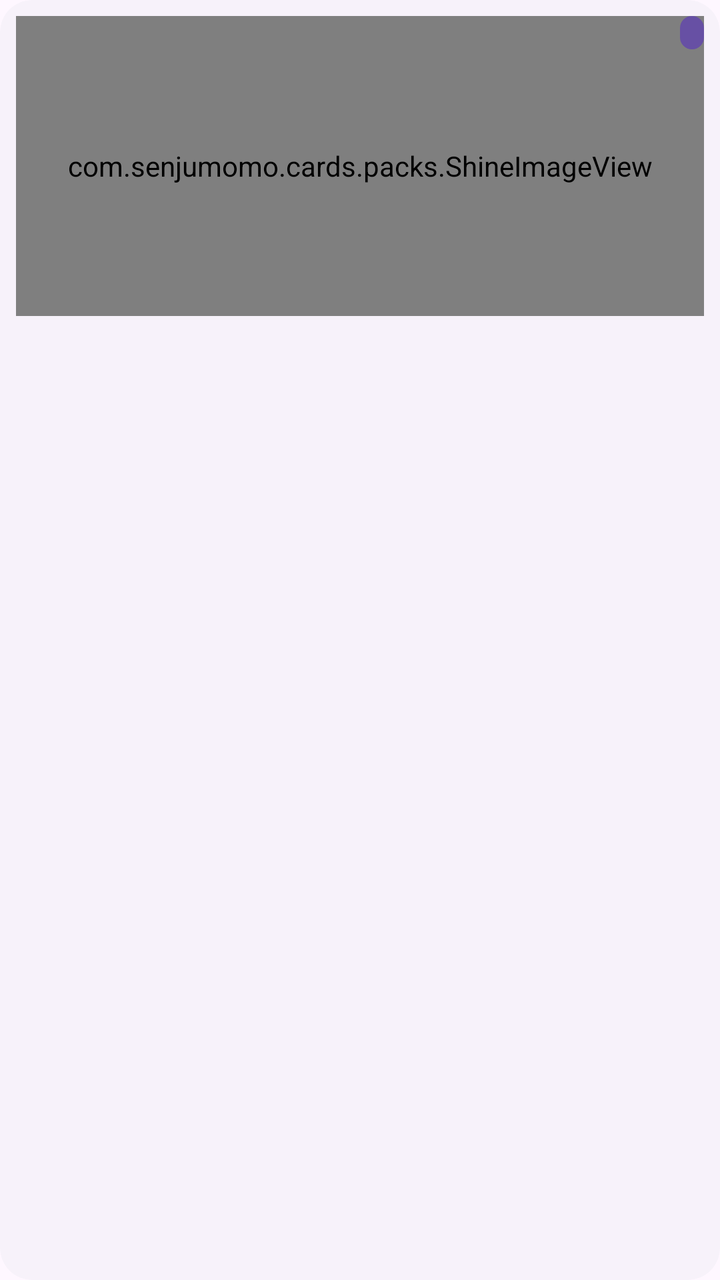
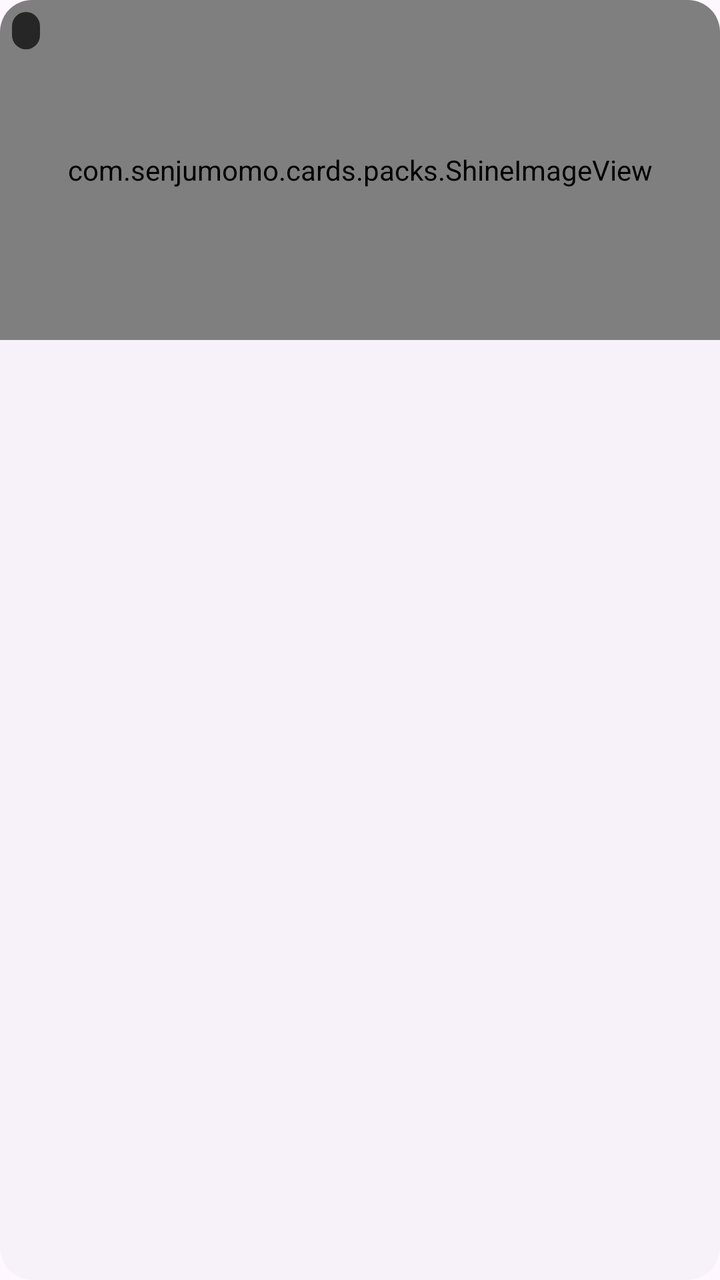

Screens rendered from an Android XML layout before and after an edit, with the pre-edit source and the edit as a unified diff.
<!-- AndroidManifest.xml: application theme Theme.Cards -->
<!-- res/layout/item_pack.xml -->
<?xml version="1.0" encoding="utf-8"?>
<com.google.android.material.card.MaterialCardView xmlns:android="http://schemas.android.com/apk/res/android"
    xmlns:app="http://schemas.android.com/apk/res-auto"
    style="@style/Widget.Material3.CardView.Filled"
    android:layout_width="match_parent"
    android:layout_height="wrap_content"
    android:layout_margin="4dp"
    android:clickable="true"
    android:focusable="true"
    app:cardBackgroundColor="?attr/colorSurfaceContainerLow"
    app:cardCornerRadius="16dp">

    <LinearLayout
        android:layout_width="match_parent"
        android:layout_height="wrap_content"
        android:orientation="vertical"
        android:padding="8dp">

        <FrameLayout
            android:layout_width="match_parent"
            android:layout_height="150dp">

            <com.senjumomo.cards.packs.ShineImageView
                android:id="@+id/packImage"
                android:layout_width="match_parent"
                android:layout_height="match_parent"
                android:importantForAccessibility="no"
                android:scaleType="fitCenter" />

            <TextView
                android:id="@+id/packCodeTile"
                android:layout_width="match_parent"
                android:layout_height="match_parent"
                android:background="@drawable/pill"
                android:backgroundTint="?attr/colorPrimaryContainer"
                android:gravity="center"
                android:textAppearance="?attr/textAppearanceHeadlineSmall"
                android:textColor="?attr/colorOnPrimaryContainer"
                android:textStyle="bold"
                android:visibility="gone" />

            <TextView
                android:id="@+id/packOwned"
                android:layout_width="wrap_content"
                android:layout_height="wrap_content"
                android:layout_gravity="top|end"
                android:background="@drawable/pill"
                android:backgroundTint="?attr/colorPrimary"
                android:paddingStart="6dp"
                android:paddingTop="1dp"
                android:paddingEnd="6dp"
                android:paddingBottom="1dp"
                android:textAppearance="?attr/textAppearanceLabelSmall"
                android:textColor="?attr/colorOnPrimary" />
        </FrameLayout>

        <TextView
            android:id="@+id/packName"
            android:layout_width="match_parent"
            android:layout_height="wrap_content"
            android:layout_marginTop="6dp"
            android:ellipsize="end"
            android:lines="2"
            android:textAppearance="?attr/textAppearanceLabelLarge"
            android:textColor="?attr/colorOnSurface" />

        <TextView
            android:id="@+id/packDate"
            android:layout_width="match_parent"
            android:layout_height="wrap_content"
            android:textAppearance="?attr/textAppearanceLabelSmall"
            android:textColor="?attr/colorOnSurfaceVariant" />

        
        <LinearLayout
            android:id="@+id/packProgressRow"
            android:layout_width="match_parent"
            android:layout_height="wrap_content"
            android:layout_marginTop="6dp"
            android:gravity="center_vertical"
            android:orientation="horizontal"
            android:visibility="gone">

            <com.google.android.material.progressindicator.LinearProgressIndicator
                android:id="@+id/packProgress"
                android:layout_width="0dp"
                android:layout_height="wrap_content"
                android:layout_weight="1"
                app:trackCornerRadius="3dp"
                app:trackThickness="4dp" />

            <TextView
                android:id="@+id/packProgressText"
                android:layout_width="wrap_content"
                android:layout_height="wrap_content"
                android:layout_marginStart="6dp"
                android:textAppearance="?attr/textAppearanceLabelSmall"
                android:textColor="?attr/colorOnSurfaceVariant" />
        </LinearLayout>
    </LinearLayout>
</com.google.android.material.card.MaterialCardView>
<!-- resources referenced by this layout -->
<resources>
  <!-- drawable pill (drawable) -->
  <shape xmlns:android="http://schemas.android.com/apk/res/android">
      <solid android:color="@android:color/white" />
      <corners android:radius="8dp" />
  </shape>
  <style name="Theme.Cards" parent="Theme.Material3.DayNight.NoActionBar">
          <item name="android:statusBarColor">@android:color/transparent</item>
          <item name="android:navigationBarColor">@android:color/transparent</item>
      </style>
</resources>

<!-- the commit's change to res/layout/item_pack.xml (unified diff, before → after) -->
@@ -13,29 +13,46 @@
     <LinearLayout
         android:layout_width="match_parent"
         android:layout_height="wrap_content"
-        android:orientation="vertical"
-        android:padding="8dp">
+        android:orientation="vertical">
 
+        
         <FrameLayout
             android:layout_width="match_parent"
-            android:layout_height="150dp">
+            android:layout_height="170dp">
+
+            <ImageView
+                android:id="@+id/packBackdrop"
+                android:layout_width="match_parent"
+                android:layout_height="match_parent"
+                android:alpha="0.55"
+                android:importantForAccessibility="no"
+                android:scaleType="centerCrop" />
+
+            <View
+                android:layout_width="match_parent"
+                android:layout_height="match_parent"
+                android:background="@drawable/pack_tile_scrim" />
 
             <com.senjumomo.cards.packs.ShineImageView
                 android:id="@+id/packImage"
                 android:layout_width="match_parent"
                 android:layout_height="match_parent"
                 android:importantForAccessibility="no"
+                android:padding="10dp"
                 android:scaleType="fitCenter" />
 
             <TextView
                 android:id="@+id/packCodeTile"
                 android:layout_width="match_parent"
                 android:layout_height="match_parent"
-                android:background="@drawable/pill"
-                android:backgroundTint="?attr/colorPrimaryContainer"
+                android:background="@drawable/pack_tile_foil"
                 android:gravity="center"
+                android:letterSpacing="0.08"
+                android:shadowColor="#66000000"
+                android:shadowDy="2"
+                android:shadowRadius="6"
                 android:textAppearance="?attr/textAppearanceHeadlineSmall"
-                android:textColor="?attr/colorOnPrimaryContainer"
+                android:textColor="#FFFFFF"
                 android:textStyle="bold"
                 android:visibility="gone" />
 
@@ -43,59 +60,74 @@
                 android:id="@+id/packOwned"
                 android:layout_width="wrap_content"
                 android:layout_height="wrap_content"
-                android:layout_gravity="top|end"
+                android:layout_gravity="top|start"
+                android:layout_margin="6dp"
                 android:background="@drawable/pill"
-                android:backgroundTint="?attr/colorPrimary"
-                android:paddingStart="6dp"
-                android:paddingTop="1dp"
-                android:paddingEnd="6dp"
-                android:paddingBottom="1dp"
+                android:backgroundTint="#B3000000"
+                android:paddingStart="7dp"
+                android:paddingTop="2dp"
+                android:paddingEnd="7dp"
+                android:paddingBottom="2dp"
                 android:textAppearance="?attr/textAppearanceLabelSmall"
-                android:textColor="?attr/colorOnPrimary" />
+                android:textColor="#FFFFFF" />
         </FrameLayout>
 
-        <TextView
-            android:id="@+id/packName"
+        <LinearLayout
             android:layout_width="match_parent"
             android:layout_height="wrap_content"
-            android:layout_marginTop="6dp"
-            android:ellipsize="end"
-            android:lines="2"
-            android:textAppearance="?attr/textAppearanceLabelLarge"
-            android:textColor="?attr/colorOnSurface" />
-
-        <TextView
-            android:id="@+id/packDate"
-            android:layout_width="match_parent"
-            android:layout_height="wrap_content"
-            android:textAppearance="?attr/textAppearanceLabelSmall"
-            android:textColor="?attr/colorOnSurfaceVariant" />
-
-        
-        <LinearLayout
-            android:id="@+id/packProgressRow"
-            android:layout_width="match_parent"
-            android:layout_height="wrap_content"
-            android:layout_marginTop="6dp"
-            android:gravity="center_vertical"
-            android:orientation="horizontal"
-            android:visibility="gone">
-
-            <com.google.android.material.progressindicator.LinearProgressIndicator
-                android:id="@+id/packProgress"
-                android:layout_width="0dp"
-                android:layout_height="wrap_content"
-                android:layout_weight="1"
-                app:trackCornerRadius="3dp"
-                app:trackThickness="4dp" />
+            android:orientation="vertical"
+            android:paddingStart="10dp"
+            android:paddingTop="8dp"
+            android:paddingEnd="10dp"
+            android:paddingBottom="10dp">
 
             <TextView
-                android:id="@+id/packProgressText"
-                android:layout_width="wrap_content"
+                android:id="@+id/packName"
+                android:layout_width="match_parent"
                 android:layout_height="wrap_content"
-                android:layout_marginStart="6dp"
+                android:ellipsize="end"
+                android:lines="2"
+                android:textAppearance="?attr/textAppearanceLabelLarge"
+                android:textColor="?attr/colorOnSurface" />
+
+            <TextView
+                android:id="@+id/packDate"
+                android:layout_width="match_parent"
+                android:layout_height="wrap_content"
+                android:layout_marginTop="2dp"
+                android:ellipsize="end"
+                android:maxLines="1"
                 android:textAppearance="?attr/textAppearanceLabelSmall"
                 android:textColor="?attr/colorOnSurfaceVariant" />
+
+            
+            <LinearLayout
+                android:id="@+id/packProgressRow"
+                android:layout_width="match_parent"
+                android:layout_height="wrap_content"
+                android:layout_marginTop="8dp"
+                android:gravity="center_vertical"
+                android:orientation="horizontal"
+                android:visibility="gone">
+
+                <com.google.android.material.progressindicator.LinearProgressIndicator
+                    android:id="@+id/packProgress"
+                    android:layout_width="0dp"
+                    android:layout_height="wrap_content"
+                    android:layout_weight="1"
+                    app:indicatorTrackGapSize="0dp"
+                    app:trackCornerRadius="2dp"
+                    app:trackStopIndicatorSize="0dp"
+                    app:trackThickness="4dp" />
+
+                <TextView
+                    android:id="@+id/packProgressText"
+                    android:layout_width="wrap_content"
+                    android:layout_height="wrap_content"
+                    android:layout_marginStart="6dp"
+                    android:textAppearance="?attr/textAppearanceLabelSmall"
+                    android:textColor="?attr/colorOnSurfaceVariant" />
+            </LinearLayout>
         </LinearLayout>
     </LinearLayout>
 </com.google.android.material.card.MaterialCardView>
<!-- resource entries referenced after the edit -->
@@ -1,5 +1,20 @@
 <!-- resources referenced by this layout -->
 <resources>
+  <!-- drawable pack_tile_foil (drawable) -->
+  <?xml version="1.0" encoding="utf-8"?>
+  <shape xmlns:android="http://schemas.android.com/apk/res/android">
+      <gradient
+          android:angle="315"
+          android:centerColor="#3D6FB8"
+          android:endColor="#C04F9A"
+          android:startColor="#4B2C8F"
+          android:type="linear" />
+  </shape>
+  <!-- drawable pack_tile_scrim (drawable) -->
+  <?xml version="1.0" encoding="utf-8"?>
+  <shape xmlns:android="http://schemas.android.com/apk/res/android">
+      <gradient android:angle="270" android:startColor="#00000000" android:endColor="#66000000" />
+  </shape>
   <!-- drawable pill (drawable) -->
   <shape xmlns:android="http://schemas.android.com/apk/res/android">
       <solid android:color="@android:color/white" />
